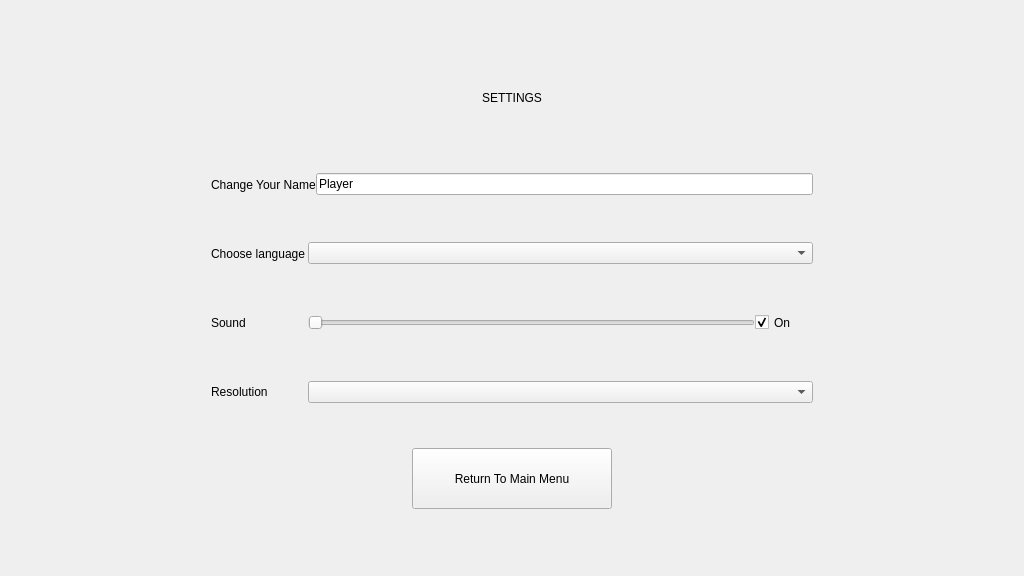
VKuzia/cat-circus, file src/menu/settingswidget.ui: the form before one commit.
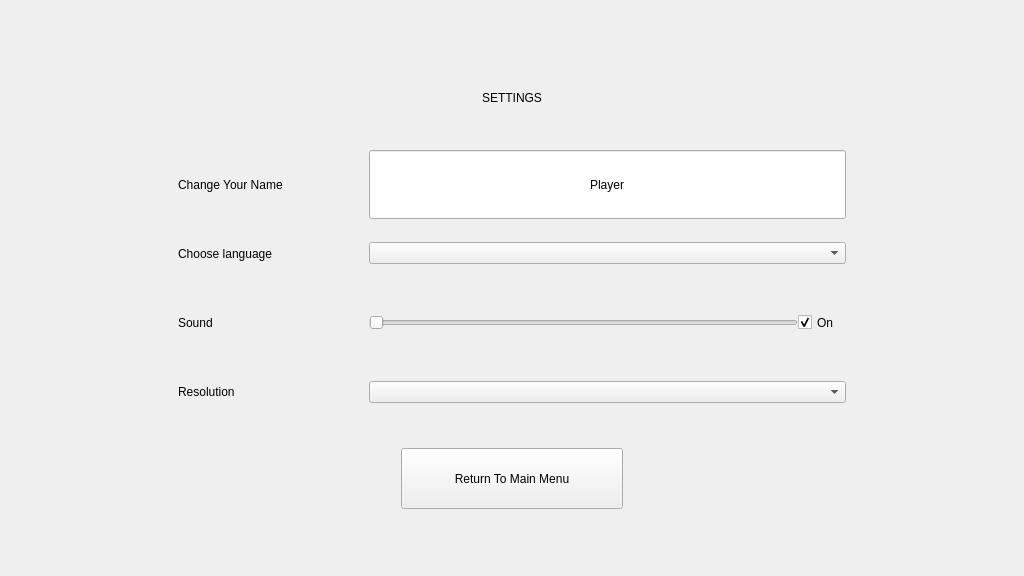
The form after the commit. Custom widgets are drawn as their Qt base class.

Patch:
```diff
--- a/src/menu/settingswidget.ui
+++ b/src/menu/settingswidget.ui
@@ -13,7 +13,7 @@
   <property name="windowTitle">
    <string>Form</string>
   </property>
-  <layout class="QHBoxLayout" name="horizontalLayout" stretch="1,3,1">
+  <layout class="QHBoxLayout" name="horizontalLayout" stretch="1,4,1">
    <item>
     <spacer name="ui_left_spacer_">
      <property name="orientation">
@@ -68,7 +68,7 @@
       </widget>
      </item>
      <item>
-      <layout class="QHBoxLayout" name="ui_user_layout_" stretch="5,26">
+      <layout class="QHBoxLayout" name="ui_user_layout_" stretch="5,3,20">
        <item>
         <widget class="QLabel" name="ui_user_label_">
          <property name="sizePolicy">
@@ -82,17 +82,39 @@
          </property>
         </widget>
        </item>
+       <item>
+        <spacer name="horizontalSpacer_3">
+         <property name="orientation">
+          <enum>Qt::Horizontal</enum>
+         </property>
+         <property name="sizeHint" stdset="0">
+          <size>
+           <width>40</width>
+           <height>20</height>
+          </size>
+         </property>
+        </spacer>
+       </item>
        <item>
         <widget class="QLineEdit" name="ui_user_line_edit_">
+         <property name="sizePolicy">
+          <sizepolicy hsizetype="Expanding" vsizetype="Preferred">
+           <horstretch>0</horstretch>
+           <verstretch>0</verstretch>
+          </sizepolicy>
+         </property>
          <property name="text">
           <string>Player</string>
          </property>
+         <property name="alignment">
+          <set>Qt::AlignCenter</set>
+         </property>
         </widget>
        </item>
       </layout>
      </item>
      <item>
-      <layout class="QHBoxLayout" name="ui_language_layout_" stretch="5,26">
+      <layout class="QHBoxLayout" name="ui_language_layout_" stretch="5,3,20">
        <item>
         <widget class="QLabel" name="ui_language_label_">
          <property name="sizePolicy">
@@ -106,6 +128,19 @@
          </property>
         </widget>
        </item>
+       <item>
+        <spacer name="horizontalSpacer_4">
+         <property name="orientation">
+          <enum>Qt::Horizontal</enum>
+         </property>
+         <property name="sizeHint" stdset="0">
+          <size>
+           <width>40</width>
+           <height>20</height>
+          </size>
+         </property>
+        </spacer>
+       </item>
        <item>
         <layout class="QVBoxLayout" name="verticalLayout">
          <item>
@@ -149,7 +184,7 @@
       </layout>
      </item>
      <item>
-      <layout class="QHBoxLayout" name="ui_sound_layout_" stretch="5,23,3">
+      <layout class="QHBoxLayout" name="ui_sound_layout_" stretch="5,3,18,2">
        <item>
         <widget class="QLabel" name="ui_sound_label_">
          <property name="sizePolicy">
@@ -163,6 +198,19 @@
          </property>
         </widget>
        </item>
+       <item>
+        <spacer name="horizontalSpacer_5">
+         <property name="orientation">
+          <enum>Qt::Horizontal</enum>
+         </property>
+         <property name="sizeHint" stdset="0">
+          <size>
+           <width>40</width>
+           <height>20</height>
+          </size>
+         </property>
+        </spacer>
+       </item>
        <item>
         <layout class="QVBoxLayout" name="verticalLayout_4">
          <item>
@@ -225,7 +273,7 @@
       </layout>
      </item>
      <item>
-      <layout class="QHBoxLayout" name="ui_resolution_layout_" stretch="5,26">
+      <layout class="QHBoxLayout" name="ui_resolution_layout_" stretch="5,3,20">
        <item>
         <widget class="QLabel" name="ui_resoluton_label_">
          <property name="text">
@@ -233,6 +281,19 @@
          </property>
         </widget>
        </item>
+       <item>
+        <spacer name="horizontalSpacer_6">
+         <property name="orientation">
+          <enum>Qt::Horizontal</enum>
+         </property>
+         <property name="sizeHint" stdset="0">
+          <size>
+           <width>40</width>
+           <height>20</height>
+          </size>
+         </property>
+        </spacer>
+       </item>
        <item>
         <layout class="QVBoxLayout" name="verticalLayout_2">
          <item>
```
